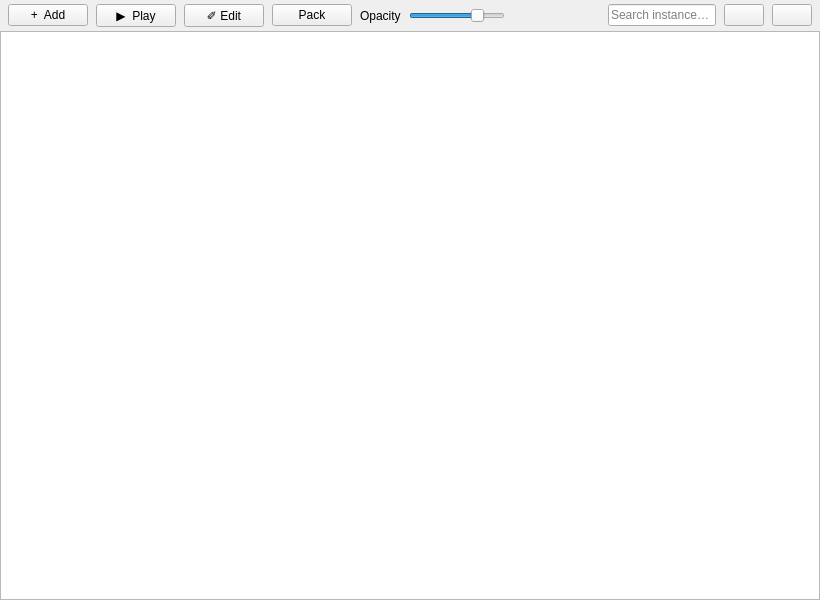
This is src/qt/LauncherWindow.ui in ChicoState/prismaticlauncher as Qt 5 draws it before an edit. The edited form follows.
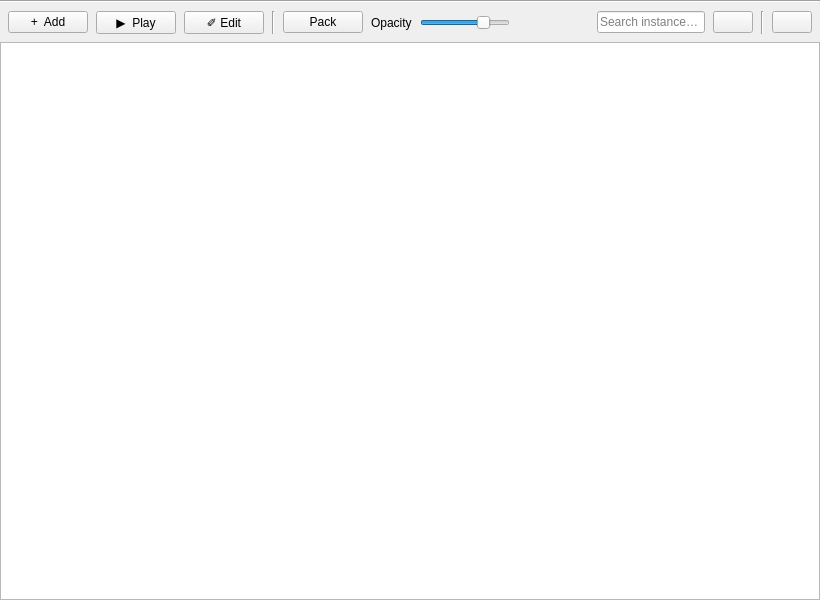
This is the edited form. Icons and pictures are not drawn.

Commit message: changed styling to be consistent across menus

```diff
--- a/src/qt/LauncherWindow.ui
+++ b/src/qt/LauncherWindow.ui
@@ -37,6 +37,30 @@
      <number>0</number>
     </property>
     <item>
+     <layout class="QVBoxLayout" name="libraryLayout">
+      <property name="spacing">
+       <number>0</number>
+      </property>
+      <property name="leftMargin">
+       <number>0</number>
+      </property>
+      <property name="topMargin">
+       <number>0</number>
+      </property>
+      <property name="rightMargin">
+       <number>0</number>
+      </property>
+      <property name="bottomMargin">
+       <number>0</number>
+      </property>
+      <item>
+       <widget class="Line" name="line">
+        <property name="orientation">
+         <enum>Qt::Orientation::Horizontal</enum>
+        </property>
+       </widget>
+      </item>
+      <item>
      <layout class="QHBoxLayout" name="libraryToolbar">
       <property name="spacing">
        <number>8</number>
@@ -45,13 +69,13 @@
        <number>8</number>
       </property>
       <property name="topMargin">
-       <number>4</number>
+         <number>8</number>
       </property>
       <property name="rightMargin">
        <number>8</number>
       </property>
       <property name="bottomMargin">
-       <number>4</number>
+         <number>8</number>
       </property>
       <item>
        <widget class="QPushButton" name="addInstance">
@@ -74,6 +98,13 @@
         </property>
        </widget>
       </item>
+        <item>
+         <widget class="Line" name="instancePackSeperator">
+          <property name="orientation">
+           <enum>Qt::Vertical</enum>
+          </property>
+         </widget>
+        </item>
       <item>
        <widget class="QPushButton" name="farmPackToggle">
         <property name="toolTip">
@@ -177,6 +208,13 @@
         </property>
        </widget>
       </item>
+        <item>
+         <widget class="Line" name="packSearchSeperator">
+          <property name="orientation">
+           <enum>Qt::Vertical</enum>
+          </property>
+         </widget>
+        </item>
       <item>
        <widget class="QPushButton" name="settings">
         <property name="toolTip">
@@ -203,23 +241,6 @@
      </layout>
     </item>
     <item>
-     <layout class="QVBoxLayout" name="libraryLayout">
-      <property name="spacing">
-       <number>0</number>
-      </property>
-      <property name="leftMargin">
-       <number>0</number>
-      </property>
-      <property name="topMargin">
-       <number>0</number>
-      </property>
-      <property name="rightMargin">
-       <number>0</number>
-      </property>
-      <property name="bottomMargin">
-       <number>0</number>
-      </property>
-      <item>
        <widget class="QListWidget" name="instances">
         <property name="accessibleName">
          <string>Game instances. Double click to open the instance window.</string>
@@ -228,7 +249,7 @@
          <enum>QFrame::Shadow::Plain</enum>
         </property>
         <property name="lineWidth">
-         <number>0</number>
+         <number>1</number>
         </property>
         <property name="iconSize">
          <size>
```
Left out of the diff: 12 changed lines with no effect on the pictures. Lines whose indentation alone changed are shown as unchanged. The commit also changes 1 other file.
